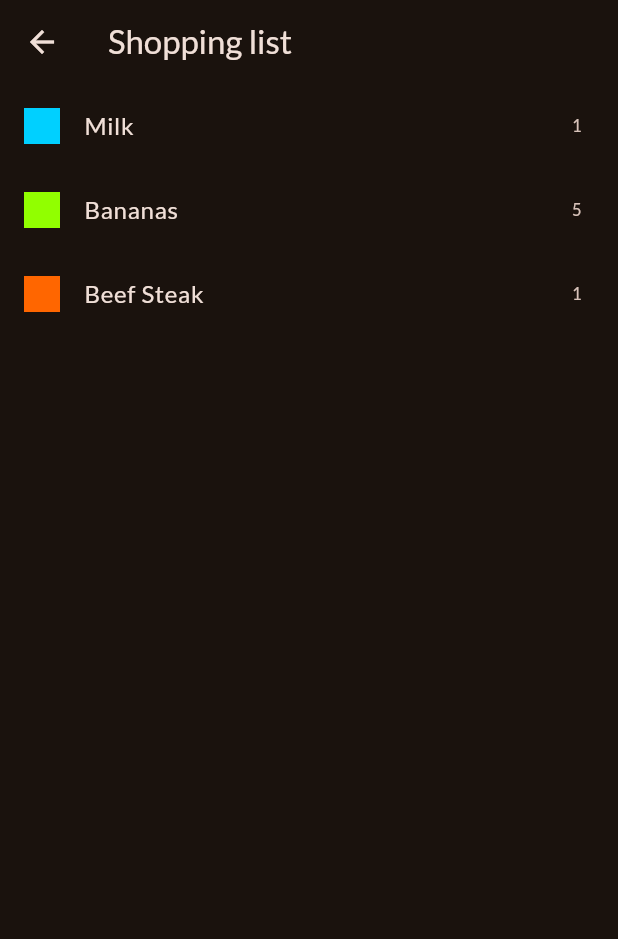
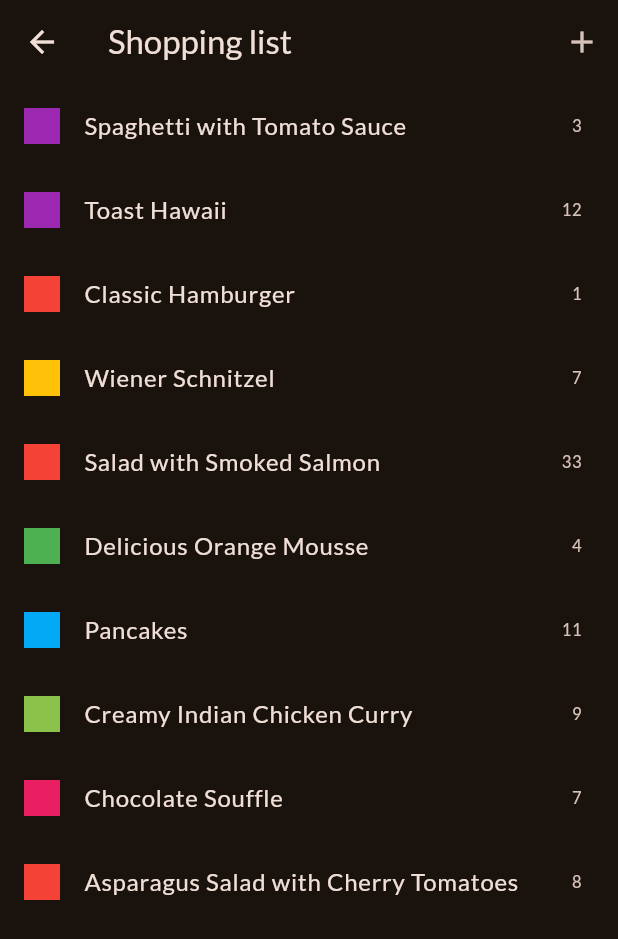
Before and after one commit to AdepojuToyeeb/mlsapp, a Flutter app: the ShoppingList screen opened directly, on a phone screen of 412 x 824 dp. Shown: the top 939 px of the screen. Run offline on Flutter 3.47's test engine with Material 3 defaults, Android fonts, the phone set to English and light mode, and no system bars; our stand-ins replace flutter_riverpod, google_fonts, transparent_image.

Commit message:
rendered list of shopping items

```diff
--- a/lib/data/dummy_data.dart
+++ b/lib/data/dummy_data.dart
@@ -1,5 +1,4 @@
 import 'package:flutter/material.dart';
-import 'package:meals_app/data/categories.dart';
 import 'package:meals_app/models/category.dart';
 import 'package:meals_app/models/meal.dart';
 
@@ -57,14 +56,12 @@ const availableCategories = [
   ),
 ];
 
-const dummyMeals = [
+final dummyMeals = [
   Meal(
     id: 'm1',
-    categories: [
-      'c1',
-      'c2',
-    ],
+    quantity: 3,
     title: 'Spaghetti with Tomato Sauce',
+    categories: [availableCategories[0]],
     affordability: Affordability.affordable,
     complexity: Complexity.simple,
     imageUrl:
@@ -94,9 +91,8 @@ const dummyMeals = [
   ),
   Meal(
     id: 'm2',
-    categories: [
-      'c2',
-    ],
+    quantity: 12,
+    categories: [availableCategories[0]],
     title: 'Toast Hawaii',
     affordability: Affordability.affordable,
     complexity: Complexity.simple,
@@ -122,10 +118,8 @@ const dummyMeals = [
   ),
   Meal(
     id: 'm3',
-    categories: [
-      'c2',
-      'c3',
-    ],
+    quantity: 1,
+    categories: [availableCategories[1], availableCategories[2]],
     title: 'Classic Hamburger',
     affordability: Affordability.pricey,
     complexity: Complexity.simple,
@@ -154,9 +148,8 @@ const dummyMeals = [
   ),
   Meal(
     id: 'm4',
-    categories: [
-      'c4',
-    ],
+    quantity: 7,
+    categories: [availableCategories[3]],
     title: 'Wiener Schnitzel',
     affordability: Affordability.luxurious,
     complexity: Complexity.challenging,
@@ -189,10 +182,11 @@ const dummyMeals = [
   ),
   Meal(
     id: 'm5',
+    quantity: 33,
     categories: [
-      'c2'
-          'c5',
-      'c10',
+      availableCategories[1],
+      availableCategories[4],
+      availableCategories[9]
     ],
     title: 'Salad with Smoked Salmon',
     affordability: Affordability.luxurious,
@@ -225,10 +219,8 @@ const dummyMeals = [
   ),
   Meal(
     id: 'm6',
-    categories: [
-      'c6',
-      'c10',
-    ],
+    quantity: 4,
+    categories: [availableCategories[5], availableCategories[9]],
     title: 'Delicious Orange Mousse',
     affordability: Affordability.affordable,
     complexity: Complexity.hard,
@@ -260,10 +252,9 @@ const dummyMeals = [
     isLactoseFree: false,
   ),
   Meal(
+    quantity: 11,
     id: 'm7',
-    categories: [
-      'c7',
-    ],
+    categories: [availableCategories[6]],
     title: 'Pancakes',
     affordability: Affordability.affordable,
     complexity: Complexity.simple,
@@ -291,10 +282,9 @@ const dummyMeals = [
     isLactoseFree: false,
   ),
   Meal(
+    quantity: 9,
     id: 'm8',
-    categories: [
-      'c8',
-    ],
+    categories: [availableCategories[7]],
     title: 'Creamy Indian Chicken Curry',
     affordability: Affordability.pricey,
     complexity: Complexity.challenging,
@@ -324,10 +314,9 @@ const dummyMeals = [
     isLactoseFree: true,
   ),
   Meal(
+    quantity: 7,
     id: 'm9',
-    categories: [
-      'c9',
-    ],
+    categories: [availableCategories[8], availableCategories[2]],
     title: 'Chocolate Souffle',
     affordability: Affordability.affordable,
     complexity: Complexity.hard,
@@ -373,11 +362,12 @@ const dummyMeals = [
     isLactoseFree: false,
   ),
   Meal(
+    quantity: 8,
     id: 'm10',
     categories: [
-      'c2',
-      'c5',
-      'c10',
+      availableCategories[1],
+      availableCategories[4],
+      availableCategories[9]
     ],
     title: 'Asparagus Salad with Cherry Tomatoes',
     affordability: Affordability.luxurious,
@@ -407,21 +397,3 @@ const dummyMeals = [
     isLactoseFree: true,
   ),
 ];
-
-final groceryItems = [
-  GroceryItem(
-      id: 'a',
-      name: 'Milk',
-      quantity: 1,
-      category: foodCategories[Categories.dairy]!),
-  GroceryItem(
-      id: 'b',
-      name: 'Bananas',
-      quantity: 5,
-      category: foodCategories[Categories.fruit]!),
-  GroceryItem(
-      id: 'c',
-      name: 'Beef Steak',
-      quantity: 1,
-      category: foodCategories[Categories.meat]!),
-];
--- a/lib/models/meal.dart
+++ b/lib/models/meal.dart
@@ -1,3 +1,5 @@
+import 'package:meals_app/models/category.dart';
+
 enum Complexity {
   simple,
   challenging,
@@ -25,15 +27,17 @@ class Meal {
     required this.isLactoseFree,
     required this.isVegan,
     required this.isVegetarian,
+    required this.quantity,
   });
 
   final String id;
-  final List<String> categories;
+  final List<Category> categories;
   final String title;
   final String imageUrl;
   final List<String> ingredients;
   final List<String> steps;
   final int duration;
+  final int quantity;
   final Complexity complexity;
   final Affordability affordability;
   final bool isGlutenFree;
--- a/lib/screens/categories.dart
+++ b/lib/screens/categories.dart
@@ -42,7 +42,7 @@ class _CategoriesScreenState extends State<CategoriesScreen>
 
   void _selectCategory(BuildContext context, Category category) {
     final filteredLists = widget.availableMeals
-        .where((meal) => meal.categories.contains(category.id))
+        .where((m) => m.categories.contains(category))
         .toList();
 
     Navigator.of(context).push(
--- a/lib/screens/shopping_list.dart
+++ b/lib/screens/shopping_list.dart
@@ -1,13 +1,32 @@
 import 'package:flutter/material.dart';
+import 'package:meals_app/screens/new_item.dart';
 import 'package:meals_app/widgets/grocery_list.dart';
 
-class ShoppingList extends StatelessWidget {
+class ShoppingList extends StatefulWidget {
   const ShoppingList({super.key});
+
+  @override
+  State<ShoppingList> createState() => _ShoppingListState();
+}
+
+class _ShoppingListState extends State<ShoppingList> {
+  void _addNewItem() {
+    Navigator.of(context).push(MaterialPageRoute(
+      builder: (ctx) => const NewItemScreen(),
+    ));
+  }
+
   @override
   Widget build(BuildContext context) {
     return Scaffold(
       appBar: AppBar(
         title: const Text("Shopping list"),
+        actions: [
+          IconButton(
+            onPressed: _addNewItem,
+            icon: const Icon(Icons.add),
+          )
+        ],
       ),
       body: const GroceryList(),
     );
--- a/lib/widgets/grocery_list.dart
+++ b/lib/widgets/grocery_list.dart
@@ -7,16 +7,16 @@ class GroceryList extends StatelessWidget {
   @override
   Widget build(BuildContext context) {
     return ListView.builder(
-      itemCount: groceryItems.length,
+      itemCount: dummyMeals.length,
       itemBuilder: (ctx, index) => ListTile(
-        title: Text(groceryItems[index].name),
+        title: Text(dummyMeals[index].title),
         leading: Container(
           width: 24,
           height: 24,
-          color: groceryItems[index].category.color,
+          color: dummyMeals[index].categories[0].color,
         ),
         trailing: Text(
-          groceryItems[index].quantity.toString(),
+          dummyMeals[index].quantity.toString(),
         ),
       ),
     );
```
Also changed, not shown: lib/data/categories.dart (deleted, +0 -45 lines), lib/models/category.dart (+0 -14 lines), lib/screens/new_item.dart (added, +11 -0 lines), lib/widgets/new_item.dart (added, +23 -0 lines).
